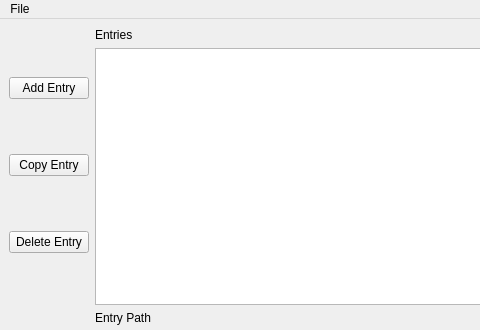
Above: Project/OspreyV2/LevelEditor/leveleditor.ui from bjwarfield/WarfieldBrian_CIS17B_48941 before the change; both pictures show x 0 to 480 and y 0 to 330 of the 866 by 618 pixel window. Below: the same form after it.
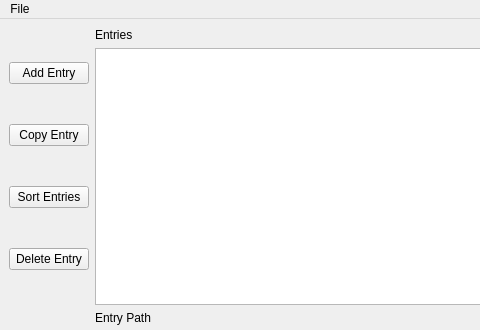
That is the form after the change.

```diff
--- a/Project/OspreyV2/LevelEditor/leveleditor.ui
+++ b/Project/OspreyV2/LevelEditor/leveleditor.ui
@@ -37,6 +37,13 @@
         </property>
        </widget>
       </item>
+      <item>
+       <widget class="QPushButton" name="sortEntries">
+        <property name="text">
+         <string>Sort Entries</string>
+        </property>
+       </widget>
+      </item>
       <item>
        <widget class="QPushButton" name="removeEntry">
         <property name="text">
```
